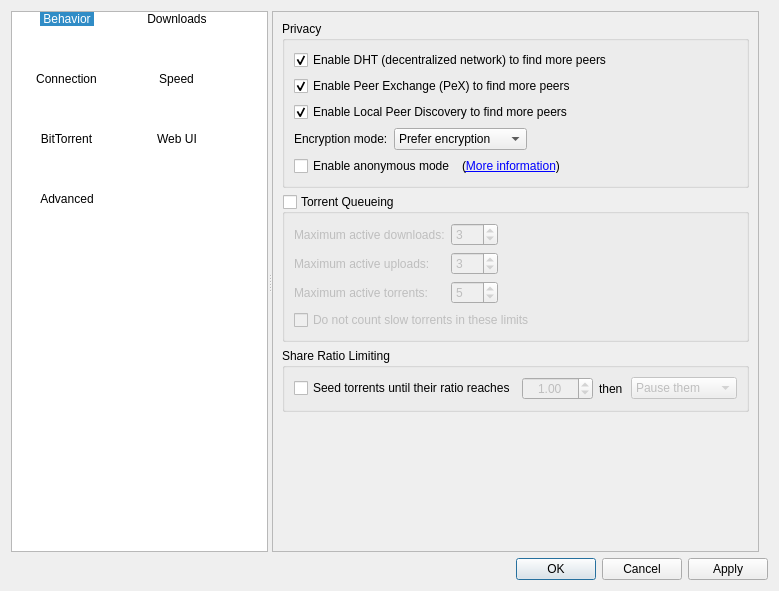
The window that src/gui/options.ui (SysAdminDoc/qBittorrent-Vanced) describes before a commit, drawn with Qt 5.
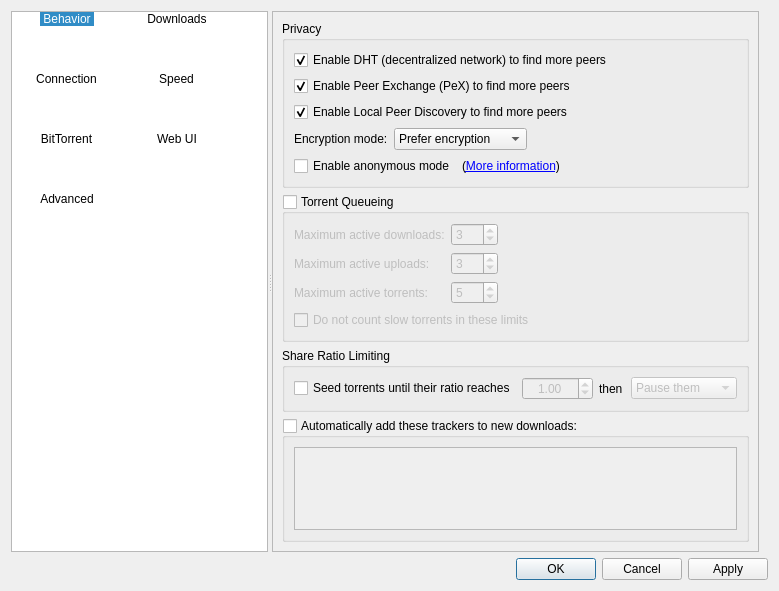
The same window after the commit. The open tabs and pages were chosen to show the change. Icons and pictures are not drawn.

Commit message: Automatically add trackers to new downloads.

Patch:
```diff
--- a/src/gui/options.ui
+++ b/src/gui/options.ui
@@ -2273,6 +2273,37 @@
               </layout>
              </widget>
             </item>
+            <item>
+             <widget class="QGroupBox" name="checkEnableAddTrackers">
+              <property name="sizePolicy">
+               <sizepolicy hsizetype="Preferred" vsizetype="Preferred">
+                <horstretch>0</horstretch>
+                <verstretch>0</verstretch>
+               </sizepolicy>
+              </property>
+              <property name="title">
+               <string>Automatically add these trackers to new downloads:</string>
+              </property>
+              <property name="checkable">
+               <bool>true</bool>
+              </property>
+              <property name="checked">
+               <bool>false</bool>
+              </property>
+              <layout class="QGridLayout" name="gridLayout_16">
+               <item row="0" column="0">
+                <widget class="QPlainTextEdit" name="textTrackers">
+                 <property name="enabled">
+                  <bool>true</bool>
+                 </property>
+                 <property name="focusPolicy">
+                  <enum>Qt::StrongFocus</enum>
+                 </property>
+                </widget>
+               </item>
+              </layout>
+             </widget>
+            </item>
             <item>
              <spacer name="verticalSpacer_8">
               <property name="orientation">
```
The commit also changes 5 other files.
